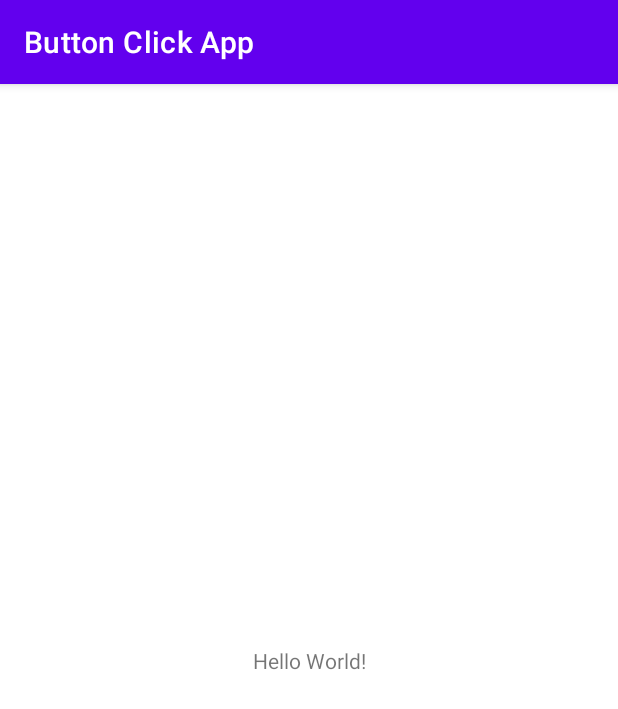
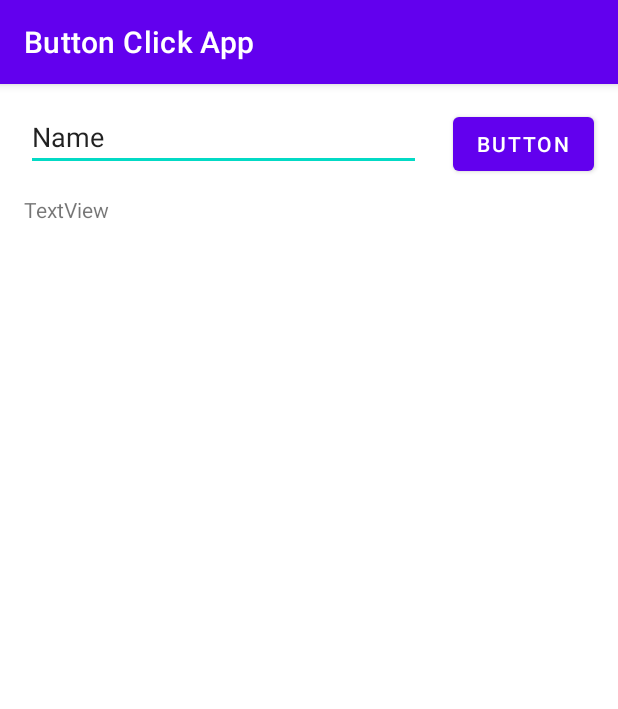
Before and after one commit to dodiforth/Button_Click_App, an Android app: the screen it shows after launch (MainActivity), on a phone screen of 412 x 824 dp. Shown: the top 709 px of the screen. Run offline under Robolectric (Android 15) with nearby library versions, the phone set to English and light mode, and no system bars.

Commit message:
The Button Counter App Challenge by myself

```diff
--- a/app/src/main/res/layout/activity_main.xml
+++ b/app/src/main/res/layout/activity_main.xml
@@ -6,13 +6,45 @@
     android:layout_height="match_parent"
     tools:context=".MainActivity">
 
-    <TextView
+    <EditText
+        android:id="@+id/editTextTextPersonName"
+        android:layout_width="263dp"
+        android:layout_height="42dp"
+        android:layout_marginStart="16dp"
+        android:layout_marginTop="16dp"
+        android:layout_marginEnd="16dp"
+        android:ems="10"
+        android:inputType="textPersonName"
+        android:text="Name"
+        app:layout_constraintEnd_toStartOf="@+id/button"
+        app:layout_constraintHorizontal_bias="0.233"
+        app:layout_constraintStart_toStartOf="parent"
+        app:layout_constraintTop_toTopOf="parent" />
+
+    <Button
+        android:id="@+id/button"
         android:layout_width="wrap_content"
         android:layout_height="wrap_content"
-        android:text="Hello World!"
-        app:layout_constraintBottom_toBottomOf="parent"
-        app:layout_constraintLeft_toLeftOf="parent"
-        app:layout_constraintRight_toRightOf="parent"
+        android:layout_marginTop="16dp"
+        android:layout_marginEnd="16dp"
+        android:text="Button"
+        app:layout_constraintEnd_toEndOf="parent"
         app:layout_constraintTop_toTopOf="parent" />
 
+    <TextView
+        android:id="@+id/textView"
+        android:layout_width="0dp"
+        android:layout_height="0dp"
+        android:layout_marginStart="16dp"
+        android:layout_marginTop="16dp"
+        android:layout_marginEnd="16dp"
+        android:layout_marginBottom="16dp"
+        android:scrollbars="horizontal"
+        android:scrollHorizontally="false"
+        android:text="TextView"
+        app:layout_constraintBottom_toBottomOf="parent"
+        app:layout_constraintEnd_toEndOf="parent"
+        app:layout_constraintStart_toStartOf="parent"
+        app:layout_constraintTop_toBottomOf="@+id/editTextTextPersonName" />
+
 </androidx.constraintlayout.widget.ConstraintLayout>
```
